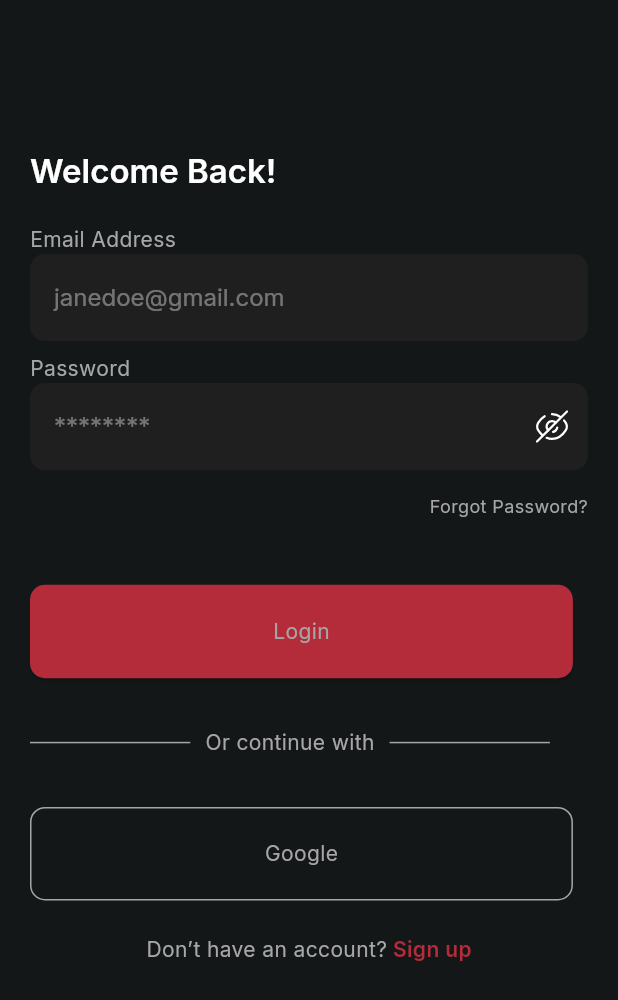
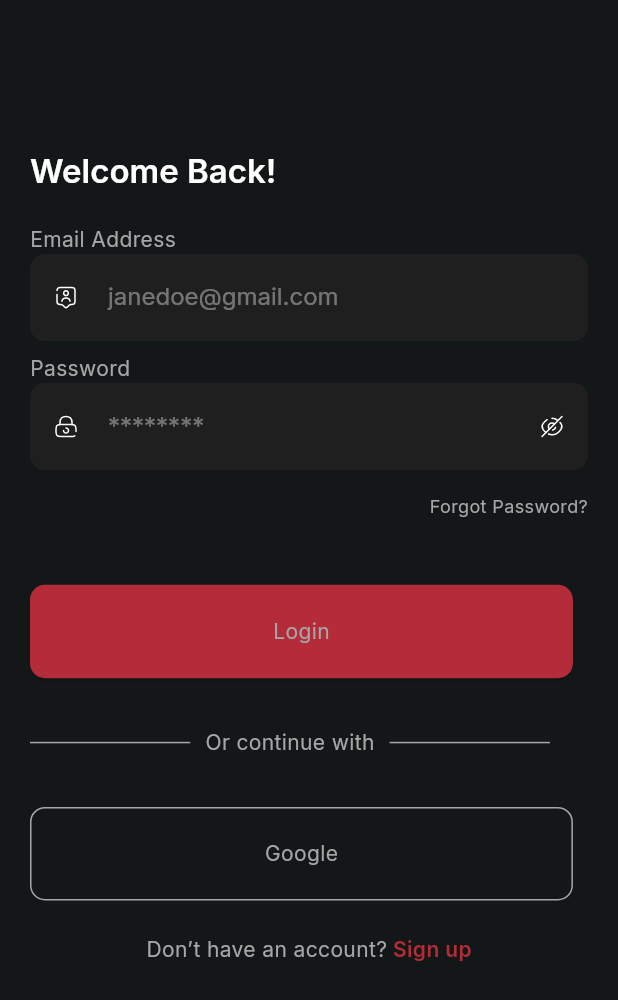
Before and after one commit to nikkieke/task_manager, a Flutter app: the screen it shows after launch, after a tap on "Get Started", on a phone screen of 412 x 824 dp. Shown: the top 1000 px of the screen. Run offline on Flutter 3.47's test engine with Material 2 defaults, Android fonts, the phone set to English and light mode, and no system bars; our stand-ins replace firebase_core, flutter_screenutil, flutter_svg, go_router, google_fonts, hooks_riverpod and 1 more; accounts and stored records are empty.

Commit message:
login view ui

```diff
--- a/lib/features/auth/login/view/login_form.dart
+++ b/lib/features/auth/login/view/login_form.dart
@@ -58,6 +58,10 @@ class _LoginFormState extends State<LoginForm> {
               inputFormatters: [
                 FilteringTextInputFormatter.deny(RegExp('[ ]')),
               ],
+              prefixIcon: IconButton(
+                onPressed: () {  },
+                icon: SvgPicture.asset(AppImage.userTag, width: 16,),
+              ),
             ),
           ),
           const Space(8),
@@ -76,12 +80,16 @@ class _LoginFormState extends State<LoginForm> {
             child: TextFormInput(
               key: const Key('loginForm_passwordInput_textField'),
               controller: password,
-              obscureText: true,
+              obscureText: obscure,
               labelText: '********',
               inputFormatters: [
                 LengthLimitingTextInputFormatter(8),
                 FilteringTextInputFormatter.deny(RegExp('[ ]')),
               ],
+              prefixIcon: IconButton(
+                onPressed: () {  },
+                icon: SvgPicture.asset(AppImage.lock, width: 16,),
+              ),
               suffixIcon:
               IconButton(
                 onPressed: () {
@@ -90,8 +98,8 @@ class _LoginFormState extends State<LoginForm> {
                   });
                 },
                 icon: obscure
-                    ?SvgPicture.asset(AppImage.eyeSlash)
-                    :SvgPicture.asset(AppImage.eyeSlash),
+                    ?SvgPicture.asset(AppImage.eyeSlash, width: 16,)
+                    :SvgPicture.asset(AppImage.eyeSlash, width: 16,),
                 color: Colors.grey,
                 iconSize: 19,
               ),
@@ -109,7 +117,7 @@ class _LoginFormState extends State<LoginForm> {
             children: [
               TextButton(
                 onPressed: () {
-
+                  context.pushNamed(AppRoute.forgotPassword.name);
                 },
                 style: TextButton.styleFrom(
                   foregroundColor: Theme.of(context).primaryColor,
@@ -129,11 +137,12 @@ class _LoginFormState extends State<LoginForm> {
            Space(32.h),
           ElevatedButton(
               onPressed: (){
-                if(_formKey.currentState!.validate()){
-                  if (!currentFocus.hasPrimaryFocus){
-                    currentFocus.unfocus();
-                  }
-                }
+                // if(_formKey.currentState!.validate()){
+                //   if (!currentFocus.hasPrimaryFocus){
+                //     currentFocus.unfocus();
+                //   }
+                // }
+                context.pushNamed(AppRoute.home.name);
               },
               child: Text('Login', style: Theme.of(context).textTheme.bodyMedium,),
           ),
--- a/lib/features/auth/login/view/login_view.dart
+++ b/lib/features/auth/login/view/login_view.dart
@@ -7,6 +7,7 @@ class LoginView extends StatelessWidget {
   @override
   Widget build(BuildContext context) {
     return const Scaffold(
+      resizeToAvoidBottomInset: false,
       body: SafeArea(
         child: Padding(
           padding: EdgeInsets.only(left: 20, right: 20, top: 100),
```
